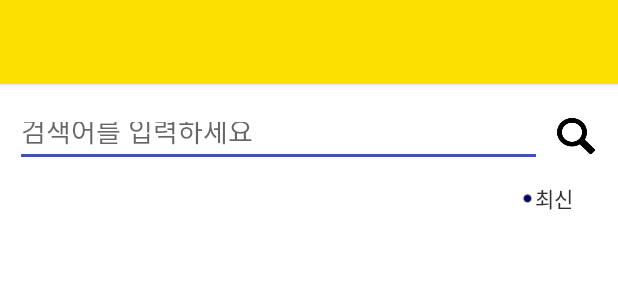
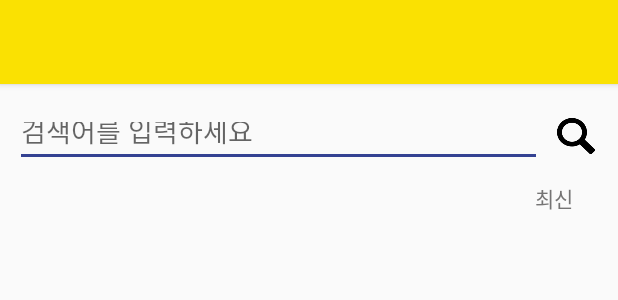
Before and after one commit to KimYJin/ImageSearch, an Android app: the layout activity_main.xml on its own in the app's theme, with its tools: preview values and no code run, on a phone screen of 412 x 824 dp. Shown: the top 300 px of the screen. Run offline under Robolectric (Android 15) with nearby library versions, the phone set to English and light mode, and no system bars.

Commit message:
(1)viewPager (2)recyclerView Paging (3)sort button

```diff
--- a/app/src/main/java/org/androidtown/imagesearch/CallOnClickImage.kt
+++ b/app/src/main/java/org/androidtown/imagesearch/CallEvent.kt
@@ -1,5 +1,6 @@
 package org.androidtown.imagesearch
 
-interface CallOnClickImage {
+interface CallEvent {
    fun onClickImage(position:Int)
+   fun onFinishScroll(position: Int)
 }
--- a/app/src/main/java/org/androidtown/imagesearch/model/ImageSearchResponse.kt
+++ b/app/src/main/java/org/androidtown/imagesearch/model/ImageSearchResponse.kt
@@ -1,5 +1,4 @@
 package org.androidtown.imagesearch.model
-
 
 import java.io.Serializable
 
--- /dev/null
+++ b/app/src/main/java/org/androidtown/imagesearch/model/SortEnum.kt
@@ -0,0 +1,6 @@
+package org.androidtown.imagesearch.model
+
+enum class SortEnum (val sort:String){
+        Accuracy("accuracy"),
+        Recency("recency")
+    }
--- /dev/null
+++ b/app/src/main/res/drawable/text_color_change.xml
@@ -0,0 +1,8 @@
+<?xml version="1.0" encoding="utf-8"?>
+<selector xmlns:android="http://schemas.android.com/apk/res/android">
+    <item android:state_selected="true" android:color="@color/colorAccent"/>
+    <item android:state_focused="true" android:color="@color/colorAccent"/>
+
+    <item android:state_selected="false" android:color="@color/colorGray"/>
+
+</selector>
--- a/app/src/main/res/layout/activity_main.xml
+++ b/app/src/main/res/layout/activity_main.xml
@@ -6,7 +6,6 @@
     <androidx.constraintlayout.widget.ConstraintLayout
             android:layout_width="match_parent"
             android:layout_height="match_parent"
-            android:background="@color/colorWhite"
             tools:context=".MainActivity">
 
         <!-- 툴바 -->
@@ -36,6 +35,9 @@
         <!-- 입력 창 -->
         <EditText
                 android:id="@+id/search_edittxt"
+                android:inputType="text"
+                android:imeOptions="actionSearch"
+                android:maxLines="1"
                 android:layout_width="0dp"
                 android:layout_height="40dp"
                 app:layout_constraintTop_toBottomOf="@id/main_toolbar"
@@ -47,6 +49,7 @@
                 android:hint="검색어를 입력하세요"
                 android:textColor="@color/colorBlack"/>
 
+        <!-- 검색 버튼 -->
         <ImageButton
                 android:id="@+id/search_btn"
                 android:layout_width="25dp"
@@ -58,7 +61,7 @@
                 android:layout_marginRight="15dp"
                 android:background="@drawable/search_btn_img"/>
 
-        <!--최신 순 정렬 버튼-->
+        <!-- 최신 순 정렬 버튼 -->
         <TextView
                 android:id="@+id/sort_recency_text_btn"
                 android:layout_width="wrap_content"
@@ -68,8 +71,9 @@
                 app:layout_constraintTop_toBottomOf="@id/search_edittxt"
                 android:layout_marginRight="30dp"
                 android:layout_marginTop="10dp"
-                android:textColor="@color/colorDarkGray"/>
+                android:textColor="@drawable/text_color_change"/>
 
+        <!-- 최신 순 정렬 체크용 이미지-->
         <androidx.appcompat.widget.AppCompatImageButton
                 android:id="@+id/sort_recency_image_btn"
                 android:layout_width="10dp"
@@ -77,7 +81,8 @@
                 app:layout_constraintRight_toLeftOf="@id/sort_recency_text_btn"
                 app:layout_constraintTop_toTopOf="@id/sort_recency_text_btn"
                 app:layout_constraintBottom_toBottomOf="@id/sort_recency_text_btn"
-                android:background="@drawable/sort_check_img"/>
+                android:background="@drawable/sort_check_img"
+                android:visibility="invisible"/>
 
         <!--정확도 순 정렬 버튼-->
         <TextView
@@ -89,8 +94,9 @@
                 app:layout_constraintTop_toTopOf="@id/sort_recency_image_btn"
                 app:layout_constraintBottom_toBottomOf="@id/sort_recency_image_btn"
                 android:layout_margin="10dp"
-                android:textColor="@color/colorDarkGray"/>
+                android:textColor="@drawable/text_color_change"/>
 
+        <!-- 정확도 순 정렬 체크용 이미지-->
         <androidx.appcompat.widget.AppCompatImageButton
                 android:id="@+id/sort_accuracy_image_btn"
                 android:layout_width="10dp"
@@ -98,10 +104,9 @@
                 android:background="@drawable/sort_check_img"
                 app:layout_constraintRight_toLeftOf="@id/sort_accuracy_text_btn"
                 app:layout_constraintTop_toTopOf="@id/sort_accuracy_text_btn"
-                app:layout_constraintBottom_toBottomOf="@id/sort_accuracy_text_btn"
-              />
+                app:layout_constraintBottom_toBottomOf="@id/sort_accuracy_text_btn"/>
 
-        <!-- 이미지 검색 결과 창 -->
+        <!-- 이미지 검색결과를 위한 리사이클러 뷰 -->
         <androidx.recyclerview.widget.RecyclerView
                 android:id="@+id/image_recyclerview"
                 android:layout_width="0dp"
@@ -112,7 +117,18 @@
                 app:layout_constraintRight_toRightOf="parent"
                 android:layout_margin="10dp"/>
 
-        <!-- 이미지 상세 결과 창 -->
+        <!-- 스크롤 최상단으로 바로가기 버튼 -->
+        <Button
+                android:id="@+id/top_button"
+                android:layout_width="40dp"
+                android:layout_height="40dp"
+                app:layout_constraintBottom_toBottomOf="@+id/image_recyclerview"
+                app:layout_constraintLeft_toLeftOf="parent"
+                app:layout_constraintRight_toRightOf="parent"
+                android:background="@drawable/top_button_img"
+                android:visibility="invisible"/>
+
+        <!-- 이미지 상세보기 뷰 -->
         <FrameLayout
                 android:id="@+id/detail_image_container"
                 android:layout_width="0dp"
@@ -121,7 +137,7 @@
                 app:layout_constraintBottom_toBottomOf="parent"
                 app:layout_constraintLeft_toLeftOf="parent"
                 app:layout_constraintRight_toRightOf="parent"
-                android:layout_marginTop="5dp"
-                />
+                android:layout_marginTop="10dp"
+                android:layout_marginBottom="20dp"/>
     </androidx.constraintlayout.widget.ConstraintLayout>
 </layout>
--- a/app/src/main/res/layout/toolbar.xml
+++ b/app/src/main/res/layout/toolbar.xml
@@ -6,8 +6,8 @@
         android:layout_width="match_parent"
         android:layout_height="?attr/actionBarSize"
         android:background="@color/colorPrimary"
-        android:elevation="3dp"
->
+        android:elevation="3dp">
+
     <androidx.constraintlayout.widget.ConstraintLayout
             android:layout_width="match_parent"
             android:layout_height="match_parent">
--- a/app/src/main/res/values/colors.xml
+++ b/app/src/main/res/values/colors.xml
@@ -2,9 +2,8 @@
 <resources>
     <color name="colorPrimary">#FAE102</color>
     <color name="colorPrimaryDark">#f000</color>
-    <color name="colorAccent">#3F51B5</color>
+    <color name="colorAccent">#344292</color>
     <color name="colorWhite">#ffff</color>
     <color name="colorBlack">#f000</color>
-    <color name="colorGray">#D5D2D2</color>
-    <color name="colorDarkGray">#312E2E</color>
+    <color name="colorGray">#757474</color>
 </resources>
```
Also changed, not shown: app/src/main/AndroidManifest.xml (+7 -5 lines), app/src/main/java/org/androidtown/imagesearch/ImageRecyclerViewAdapter.kt (+13 -4 lines), app/src/main/java/org/androidtown/imagesearch/ImageViewHolder.kt (+10 -4 lines), app/src/main/java/org/androidtown/imagesearch/ImageViewPagerAdapter.kt (added, +84 -0 lines), app/src/main/java/org/androidtown/imagesearch/model/ImageSearchModel.kt (+5 -2 lines), app/src/main/java/org/androidtown/imagesearch/view/MainActivity.kt (+140 -29 lines), app/src/main/java/org/androidtown/imagesearch/viewmodel/MainViewModel.kt (+22 -13 lines), app/src/main/res/layout/detail_image_view.xml (+8 -8 lines), app/src/main/res/layout/viewpager_image.xml (added, +18 -0 lines), app/src/main/res/drawable/top_button_img.png (added).
